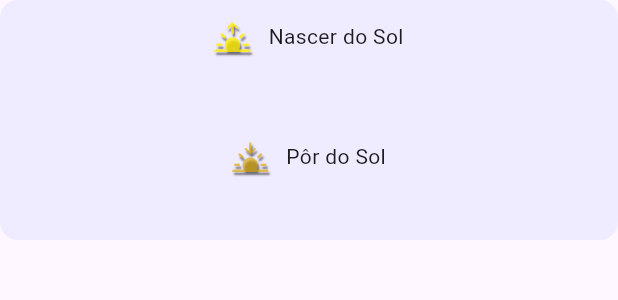
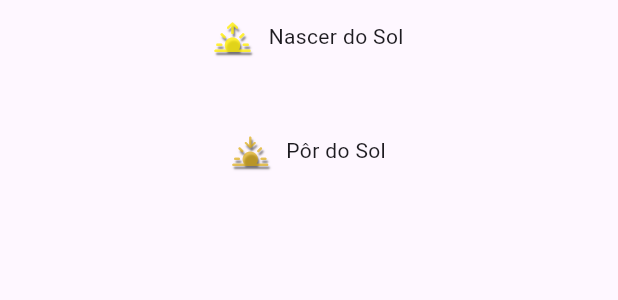
Before and after one commit to RaiFM/weather_station, a Flutter app: the SunriseAndSetForecast widget shown alone on an empty page, opened directly with empty values, on a phone screen of 412 x 824 dp. Shown: the top 300 px of the screen. Run offline on Flutter 3.47's test engine with Material 3 defaults, Android fonts, the phone set to English and light mode, and no system bars; our stand-ins replace cloud_firestore, firebase_core, geolocator, google_fonts; accounts and stored records are empty; Roboto replaces fonts that are missing (Roboto Flex).

Commit message:
melhorando front

```diff
--- a/lib/ui/widgets/sunriseset_forecast.dart
+++ b/lib/ui/widgets/sunriseset_forecast.dart
@@ -16,10 +16,7 @@ class _SunriseAndSetForecastState extends State<SunriseAndSetForecast> {
   Widget build(BuildContext context) {
     return Container(
       padding: const EdgeInsets.all(12),
-      decoration: const BoxDecoration(
-        borderRadius: BorderRadius.all(Radius.circular(12)),
-        color: Color.fromARGB(14, 0, 47, 255),
-      ),
+
       child: Column(
         mainAxisAlignment: MainAxisAlignment.center,
         mainAxisSize: MainAxisSize.min,
@@ -43,9 +40,9 @@ class _SunriseAndSetForecastState extends State<SunriseAndSetForecast> {
               Text("Nascer do Sol"),
             ],
           ),
-          const SizedBox(height: 12),
+          const SizedBox(height: 2),
           Text(widget.sunriseHour),
-          const SizedBox(height: 24),
+          const SizedBox(height: 30),
           const Row(
             crossAxisAlignment: CrossAxisAlignment.center,
             mainAxisAlignment: MainAxisAlignment.center,
--- a/lib/ui/widgets/weekly_forecast.dart
+++ b/lib/ui/widgets/weekly_forecast.dart
@@ -94,7 +94,7 @@ class _WeeklyForecastList extends State<WeeklyForecastList> {
       padding: const EdgeInsets.all(12),
       decoration: const BoxDecoration(
         borderRadius: BorderRadius.all(Radius.circular(12)),
-        color: Color.fromARGB(14, 0, 47, 255),
+        color: Color.fromARGB(3, 0, 47, 255),
       ),
       child: Center(
         child: ListView.builder(
--- a/lib/ui/widgets/wind_forecast.dart
+++ b/lib/ui/widgets/wind_forecast.dart
@@ -20,11 +20,8 @@ class _WindForecastState extends State<WindForecast> {
   @override
   Widget build(BuildContext context) {
     return Container(
+      margin: const EdgeInsets.all(10),
       padding: const EdgeInsets.all(12),
-      decoration: const BoxDecoration(
-        borderRadius: BorderRadius.all(Radius.circular(12)),
-        color: Color.fromARGB(14, 0, 47, 255),
-      ),
       child: Column(
         mainAxisSize: MainAxisSize.min,
         mainAxisAlignment: MainAxisAlignment.center,
```
Also changed, not shown: lib/ui/pages/weather_home_page.dart (+38 -21 lines).
